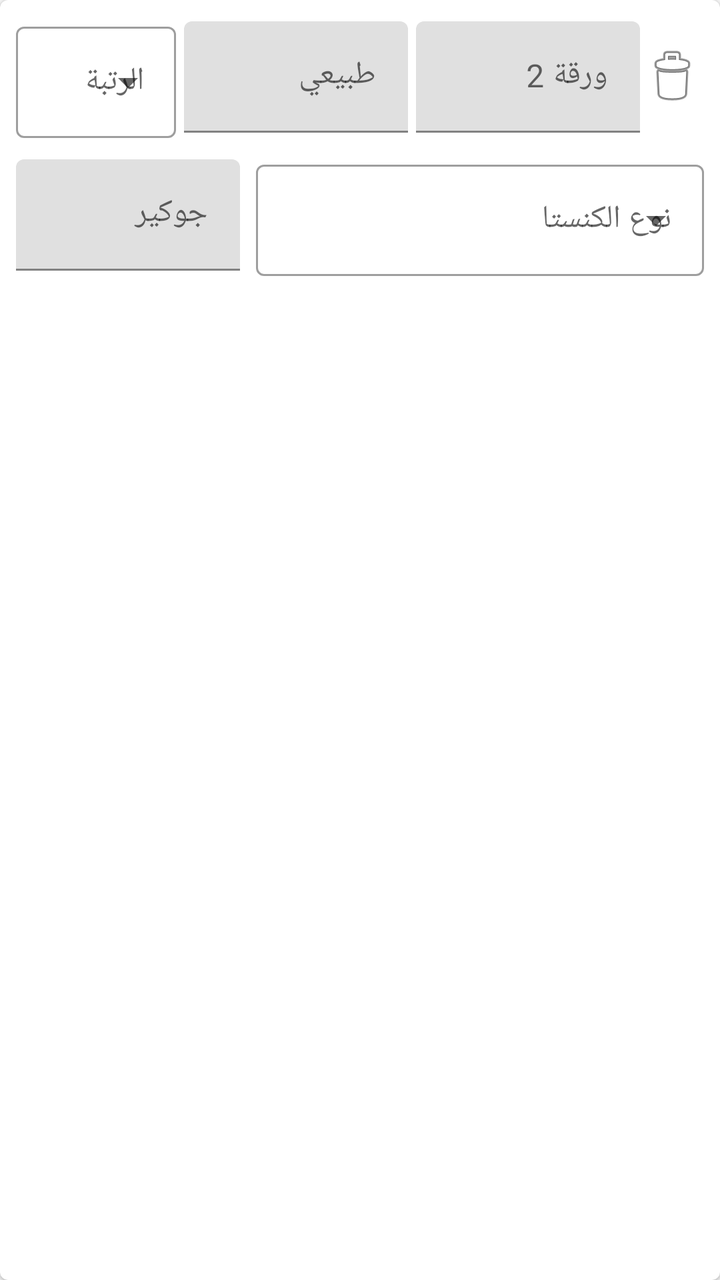
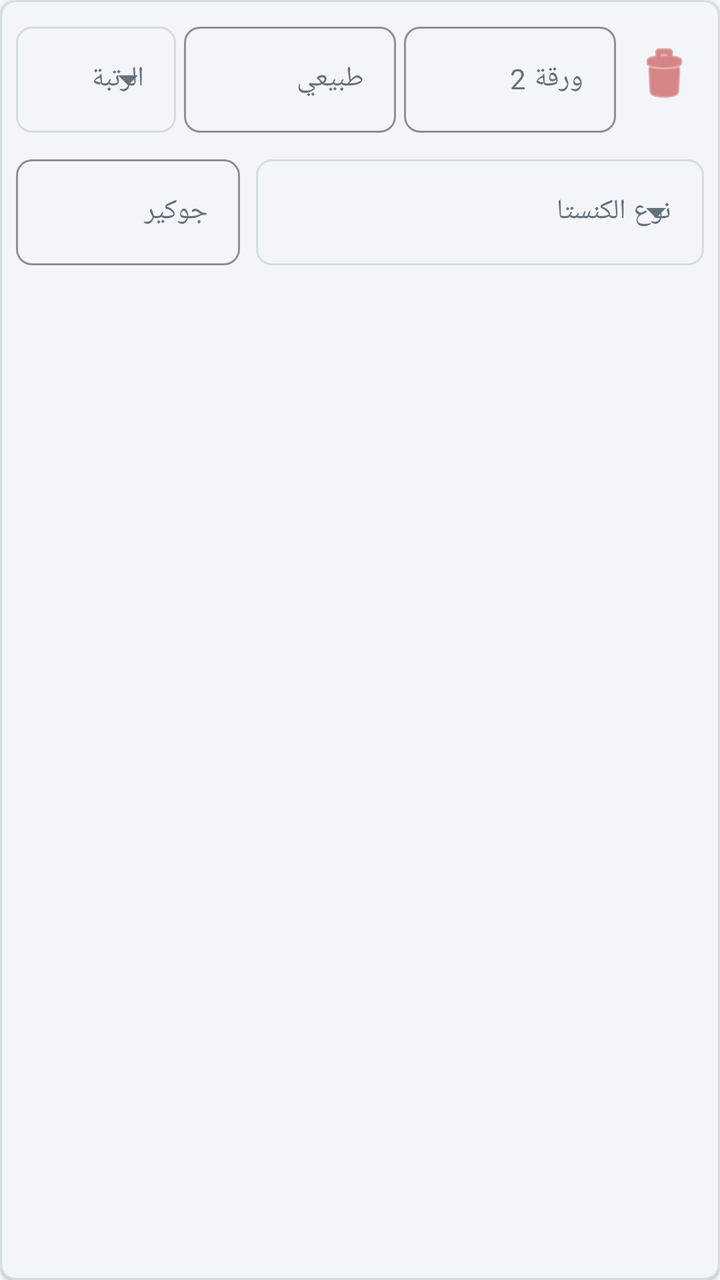

Two renders of the same Android screen: before a commit and after it. Below are the layout's source before the change and the commit's diff.
<!-- AndroidManifest.xml: application theme Theme.KanastaScore -->
<!-- res/layout/item_meld.xml -->
<?xml version="1.0" encoding="utf-8"?>
<com.google.android.material.card.MaterialCardView xmlns:android="http://schemas.android.com/apk/res/android"
    xmlns:app="http://schemas.android.com/apk/res-auto"
    android:layout_width="match_parent"
    android:layout_height="wrap_content"
    android:layout_marginBottom="8dp"
    app:cardElevation="1dp"
    app:cardCornerRadius="4dp">

    <LinearLayout
        android:layout_width="match_parent"
        android:layout_height="wrap_content"
        android:orientation="vertical"
        android:padding="8dp">

        <LinearLayout
            android:layout_width="match_parent"
            android:layout_height="wrap_content"
            android:orientation="horizontal"
            android:gravity="center_vertical">

            <com.google.android.material.textfield.TextInputLayout
                style="@style/Widget.MaterialComponents.TextInputLayout.OutlinedBox.ExposedDropdownMenu"
                android:layout_width="80dp"
                android:layout_height="wrap_content"
                android:hint="@string/meld_rank">
                <AutoCompleteTextView
                    android:id="@+id/actv_rank"
                    android:layout_width="match_parent"
                    android:layout_height="wrap_content"
                    android:inputType="none"/>
            </com.google.android.material.textfield.TextInputLayout>

            <com.google.android.material.textfield.TextInputLayout
                android:layout_width="0dp"
                android:layout_height="wrap_content"
                android:layout_weight="1"
                android:layout_marginHorizontal="4dp"
                android:hint="@string/natural_cards">
                <com.google.android.material.textfield.TextInputEditText
                    android:id="@+id/et_natural"
                    android:layout_width="match_parent"
                    android:layout_height="wrap_content"
                    android:inputType="number"/>
            </com.google.android.material.textfield.TextInputLayout>

            <com.google.android.material.textfield.TextInputLayout
                android:layout_width="0dp"
                android:layout_height="wrap_content"
                android:layout_weight="1"
                android:hint="@string/two_cards">
                <com.google.android.material.textfield.TextInputEditText
                    android:id="@+id/et_twos"
                    android:layout_width="match_parent"
                    android:layout_height="wrap_content"
                    android:inputType="number"/>
            </com.google.android.material.textfield.TextInputLayout>

            <ImageButton
                android:id="@+id/btn_delete_meld"
                android:layout_width="wrap_content"
                android:layout_height="wrap_content"
                android:src="@android:drawable/ic_menu_delete"
                android:background="?attr/selectableItemBackgroundBorderless"
                android:contentDescription="@string/no"/>
        </LinearLayout>

        <LinearLayout
            android:layout_width="match_parent"
            android:layout_height="wrap_content"
            android:orientation="horizontal"
            android:layout_marginTop="8dp"
            android:gravity="center_vertical">

            <com.google.android.material.textfield.TextInputLayout
                android:layout_width="0dp"
                android:layout_height="wrap_content"
                android:layout_weight="1"
                android:hint="@string/joker_cards">
                <com.google.android.material.textfield.TextInputEditText
                    android:id="@+id/et_jokers"
                    android:layout_width="match_parent"
                    android:layout_height="wrap_content"
                    android:inputType="number"/>
            </com.google.android.material.textfield.TextInputLayout>

            <com.google.android.material.textfield.TextInputLayout
                style="@style/Widget.MaterialComponents.TextInputLayout.OutlinedBox.ExposedDropdownMenu"
                android:layout_width="0dp"
                android:layout_height="wrap_content"
                android:layout_weight="2"
                android:layout_marginStart="8dp"
                android:hint="@string/canasta_type">
                <AutoCompleteTextView
                    android:id="@+id/actv_canasta_type"
                    android:layout_width="match_parent"
                    android:layout_height="wrap_content"
                    android:inputType="none"/>
            </com.google.android.material.textfield.TextInputLayout>
        </LinearLayout>
    </LinearLayout>
</com.google.android.material.card.MaterialCardView>
<!-- resources referenced by this layout -->
<resources>
  <string name="canasta_type">نوع الكنستا</string>
  <string name="joker_cards">جوكير</string>
  <string name="meld_rank">الرتبة</string>
  <string name="natural_cards">طبيعي</string>
  <string name="no">لا</string>
  <string name="two_cards">ورقة 2</string>
  <style name="Theme.KanastaScore" parent="Base.Theme.KanastaScore" />
  <style name="Base.Theme.KanastaScore" parent="Theme.MaterialComponents.DayNight.NoActionBar">
          <item name="colorPrimary">@color/colorPrimary</item>
          <item name="colorPrimaryDark">@color/colorPrimaryDark</item>
          <item name="colorAccent">@color/colorAccent</item>
          <item name="android:windowBackground">@color/background</item>
      </style>
  <color name="colorPrimary">#2196F3</color>
  <color name="colorPrimaryDark">#1976D2</color>
  <color name="colorAccent">#FFC107</color>
  <color name="background">#F5F5F5</color>
</resources>

<!-- the commit's change to res/layout/item_meld.xml (unified diff, before → after) -->
@@ -3,15 +3,17 @@
     xmlns:app="http://schemas.android.com/apk/res-auto"
     android:layout_width="match_parent"
     android:layout_height="wrap_content"
-    android:layout_marginBottom="8dp"
+    android:layout_marginBottom="@dimen/spacing_8"
     app:cardElevation="1dp"
-    app:cardCornerRadius="4dp">
+    app:strokeWidth="1dp"
+    app:strokeColor="@color/outline"
+    app:cardCornerRadius="@dimen/chip_corner_radius">
 
     <LinearLayout
         android:layout_width="match_parent"
         android:layout_height="wrap_content"
         android:orientation="vertical"
-        android:padding="8dp">
+        android:padding="@dimen/spacing_8">
 
         <LinearLayout
             android:layout_width="match_parent"
@@ -20,7 +22,7 @@
             android:gravity="center_vertical">
 
             <com.google.android.material.textfield.TextInputLayout
-                style="@style/Widget.MaterialComponents.TextInputLayout.OutlinedBox.ExposedDropdownMenu"
+                style="@style/Widget.Material3.TextInputLayout.OutlinedBox.ExposedDropdownMenu"
                 android:layout_width="80dp"
                 android:layout_height="wrap_content"
                 android:hint="@string/meld_rank">
@@ -28,20 +30,22 @@
                     android:id="@+id/actv_rank"
                     android:layout_width="match_parent"
                     android:layout_height="wrap_content"
-                    android:inputType="none"/>
+                    android:inputType="none"
+                    android:textSize="@dimen/text_14"/>
             </com.google.android.material.textfield.TextInputLayout>
 
             <com.google.android.material.textfield.TextInputLayout
                 android:layout_width="0dp"
                 android:layout_height="wrap_content"
                 android:layout_weight="1"
-                android:layout_marginHorizontal="4dp"
+                android:layout_marginHorizontal="@dimen/spacing_4"
                 android:hint="@string/natural_cards">
                 <com.google.android.material.textfield.TextInputEditText
                     android:id="@+id/et_natural"
                     android:layout_width="match_parent"
                     android:layout_height="wrap_content"
-                    android:inputType="number"/>
+                    android:inputType="number"
+                    android:textSize="@dimen/text_14"/>
             </com.google.android.material.textfield.TextInputLayout>
 
             <com.google.android.material.textfield.TextInputLayout
@@ -53,23 +57,26 @@
                     android:id="@+id/et_twos"
                     android:layout_width="match_parent"
                     android:layout_height="wrap_content"
-                    android:inputType="number"/>
+                    android:inputType="number"
+                    android:textSize="@dimen/text_14"/>
             </com.google.android.material.textfield.TextInputLayout>
 
             <ImageButton
                 android:id="@+id/btn_delete_meld"
-                android:layout_width="wrap_content"
-                android:layout_height="wrap_content"
+                android:layout_width="40dp"
+                android:layout_height="40dp"
                 android:src="@android:drawable/ic_menu_delete"
+                app:tint="@color/negativeScore"
                 android:background="?attr/selectableItemBackgroundBorderless"
-                android:contentDescription="@string/no"/>
+                android:contentDescription="@string/no"
+                android:layout_marginStart="@dimen/spacing_4"/>
         </LinearLayout>
 
         <LinearLayout
             android:layout_width="match_parent"
             android:layout_height="wrap_content"
             android:orientation="horizontal"
-            android:layout_marginTop="8dp"
+            android:layout_marginTop="@dimen/spacing_8"
             android:gravity="center_vertical">
 
             <com.google.android.material.textfield.TextInputLayout
@@ -81,21 +88,23 @@
                     android:id="@+id/et_jokers"
                     android:layout_width="match_parent"
                     android:layout_height="wrap_content"
-                    android:inputType="number"/>
+                    android:inputType="number"
+                    android:textSize="@dimen/text_14"/>
             </com.google.android.material.textfield.TextInputLayout>
 
             <com.google.android.material.textfield.TextInputLayout
-                style="@style/Widget.MaterialComponents.TextInputLayout.OutlinedBox.ExposedDropdownMenu"
+                style="@style/Widget.Material3.TextInputLayout.OutlinedBox.ExposedDropdownMenu"
                 android:layout_width="0dp"
                 android:layout_height="wrap_content"
                 android:layout_weight="2"
-                android:layout_marginStart="8dp"
+                android:layout_marginStart="@dimen/spacing_8"
                 android:hint="@string/canasta_type">
                 <AutoCompleteTextView
                     android:id="@+id/actv_canasta_type"
                     android:layout_width="match_parent"
                     android:layout_height="wrap_content"
-                    android:inputType="none"/>
+                    android:inputType="none"
+                    android:textSize="@dimen/text_14"/>
             </com.google.android.material.textfield.TextInputLayout>
         </LinearLayout>
     </LinearLayout>
<!-- resource entries referenced after the edit -->
@@ -1,5 +1,11 @@
 <!-- resources referenced by this layout -->
 <resources>
+  <color name="negativeScore">#C33B3B</color>
+  <color name="outline">#D5DCE3</color>
+  <dimen name="chip_corner_radius">8dp</dimen>
+  <dimen name="spacing_4">4dp</dimen>
+  <dimen name="spacing_8">8dp</dimen>
+  <dimen name="text_14">14sp</dimen>
   <string name="canasta_type">نوع الكنستا</string>
   <string name="joker_cards">جوكير</string>
   <string name="meld_rank">الرتبة</string>
@@ -7,15 +13,67 @@
   <string name="no">لا</string>
   <string name="two_cards">ورقة 2</string>
   <style name="Theme.KanastaScore" parent="Base.Theme.KanastaScore" />
-  <style name="Base.Theme.KanastaScore" parent="Theme.MaterialComponents.DayNight.NoActionBar">
-          <item name="colorPrimary">@color/colorPrimary</item>
-          <item name="colorPrimaryDark">@color/colorPrimaryDark</item>
-          <item name="colorAccent">@color/colorAccent</item>
+  <style name="Base.Theme.KanastaScore" parent="Theme.Material3.DayNight.NoActionBar">
+          
+          <item name="colorPrimary">@color/primary</item>
+          <item name="colorOnPrimary">@color/onPrimary</item>
+          <item name="colorPrimaryContainer">@color/primaryContainer</item>
+          <item name="colorOnPrimaryContainer">@color/onPrimaryContainer</item>
+  
+          <item name="colorSecondary">@color/secondary</item>
+          <item name="colorOnSecondary">@color/onSecondary</item>
+          <item name="colorSecondaryContainer">@color/secondaryContainer</item>
+          <item name="colorOnSecondaryContainer">@color/onSecondaryContainer</item>
+  
           <item name="android:windowBackground">@color/background</item>
+          <item name="colorSurface">@color/surface</item>
+          <item name="colorOnSurface">@color/onSurface</item>
+          <item name="colorSurfaceVariant">@color/surfaceVariant</item>
+          <item name="colorOnSurfaceVariant">@color/onSurfaceVariant</item>
+          <item name="colorOutline">@color/outline</item>
+  
+          
+          <item name="materialCardViewStyle">@style/Widget.KanastaScore.CardView</item>
+          <item name="materialButtonStyle">@style/Widget.KanastaScore.Button</item>
+          <item name="textInputStyle">@style/Widget.KanastaScore.TextInputLayout</item>
       </style>
-  <color name="colorPrimary">#2196F3</color>
-  <color name="colorPrimaryDark">#1976D2</color>
-  <color name="colorAccent">#FFC107</color>
-  <color name="background">#F5F5F5</color>
+  <color name="primary">#1F4E78</color>
+  <color name="onPrimary">#FFFFFF</color>
+  <color name="primaryContainer">#DCEAF5</color>
+  <color name="onPrimaryContainer">#102C44</color>
+  <color name="secondary">#C99735</color>
+  <color name="onSecondary">#FFFFFF</color>
+  <color name="secondaryContainer">#F7E8C4</color>
+  <color name="onSecondaryContainer">#49340E</color>
+  <color name="background">#F5F7FA</color>
+  <color name="surface">#FFFFFF</color>
+  <color name="onSurface">#17212B</color>
+  <color name="surfaceVariant">#EEF2F6</color>
+  <color name="onSurfaceVariant">#66717E</color>
+  <style name="Widget.KanastaScore.CardView" parent="Widget.Material3.CardView.Elevated">
+          <item name="cardCornerRadius">@dimen/card_corner_radius</item>
+          <item name="cardElevation">@dimen/card_elevation</item>
+          <item name="cardBackgroundColor">@color/surface</item>
+          <item name="strokeWidth">0dp</item>
+      </style>
+  <style name="Widget.KanastaScore.Button" parent="Widget.Material3.Button">
+          <item name="cornerRadius">@dimen/button_corner_radius</item>
+          <item name="android:insetTop">0dp</item>
+          <item name="android:insetBottom">0dp</item>
+          <item name="android:paddingTop">@dimen/spacing_12</item>
+          <item name="android:paddingBottom">@dimen/spacing_12</item>
+      </style>
+  <style name="Widget.KanastaScore.TextInputLayout" parent="Widget.Material3.TextInputLayout.OutlinedBox">
+          <item name="boxCornerRadiusTopStart">@dimen/chip_corner_radius</item>
+          <item name="boxCornerRadiusTopEnd">@dimen/chip_corner_radius</item>
+          <item name="boxCornerRadiusBottomStart">@dimen/chip_corner_radius</item>
+          <item name="boxCornerRadiusBottomEnd">@dimen/chip_corner_radius</item>
+          <item name="boxStrokeColor">@color/primary</item>
+          <item name="hintTextColor">@color/primary</item>
+      </style>
+  <dimen name="card_corner_radius">16dp</dimen>
+  <dimen name="card_elevation">2dp</dimen>
+  <dimen name="button_corner_radius">12dp</dimen>
+  <dimen name="spacing_12">12dp</dimen>
 </resources>
 
